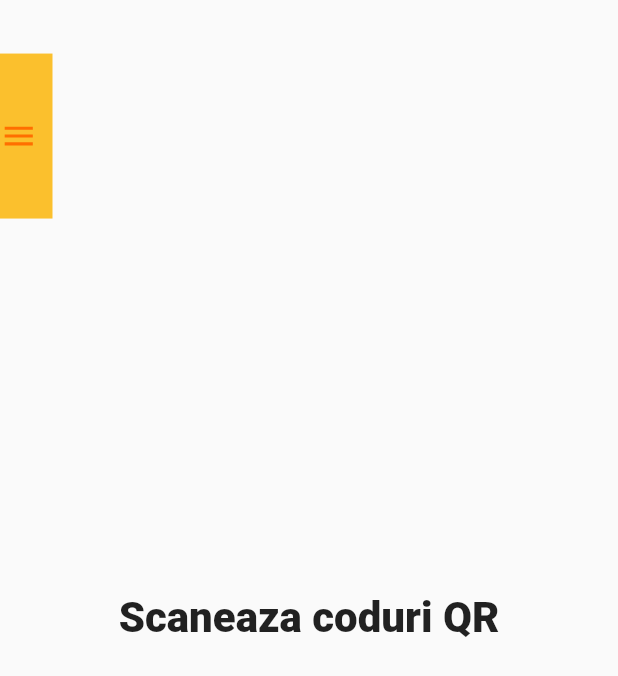
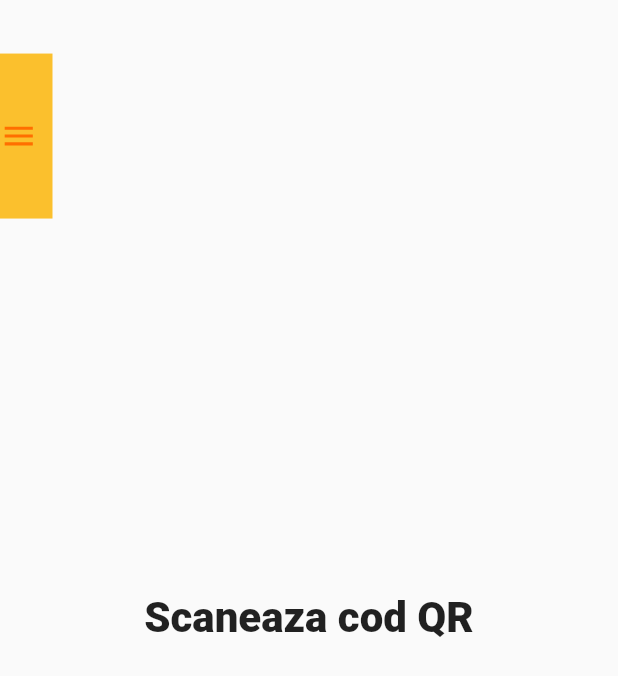
Before and after one commit to h3xxit/aplicatieInventariereScoala, a Flutter app: the SideBarLayout screen opened directly, on a phone screen of 412 x 824 dp. Shown: the top 676 px of the screen. Run offline on Flutter 3.47's test engine with Material 2 defaults, Android fonts, the phone set to English and light mode, and no system bars; our stand-ins replace firebase_auth, firebase_database, rxdart; accounts and stored records are empty; project files that could hold a hidden picture were left out.

Commit message:
am facut cu login si sidebar

```diff
--- a/logintest/lib/pages/homepage.dart
+++ b/logintest/lib/pages/homepage.dart
@@ -1,3 +1,4 @@
+
 import 'package:flutter/material.dart';
 
 class HomePage extends StatelessWidget {
@@ -5,7 +6,7 @@ class HomePage extends StatelessWidget {
   Widget build(BuildContext context) {
     return Center(
       child: Text(
-        "Scaneaza coduri QR",
+        "Scaneaza cod QR",
         style: TextStyle(fontWeight: FontWeight.w900, fontSize: 28),
       ),
     );
--- a/logintest/lib/pages/rootpage.dart
+++ b/logintest/lib/pages/rootpage.dart
@@ -1,7 +1,7 @@
 import 'package:flutter/material.dart';
 import 'package:logintest/pages/signup.dart';
 import 'package:logintest/loginstuff/authentication.dart';
-import 'package:logintest/pages/homepage.dart';
+import 'package:logintest/sidebar/sidebar_layout.dart';
 
 enum AuthStatus {
   NOT_DETERMINED,
@@ -77,7 +77,7 @@ class _RootPageState extends State<RootPage> {
         break;
       case AuthStatus.LOGGED_IN:
         if (_userId.length > 0 && _userId != null) {
-          return new HomePage(
+          return new SideBarLayout(
           );
         } else
           return buildWaitingScreen();
```
Also changed, not shown: logintest/pubspec.lock.
